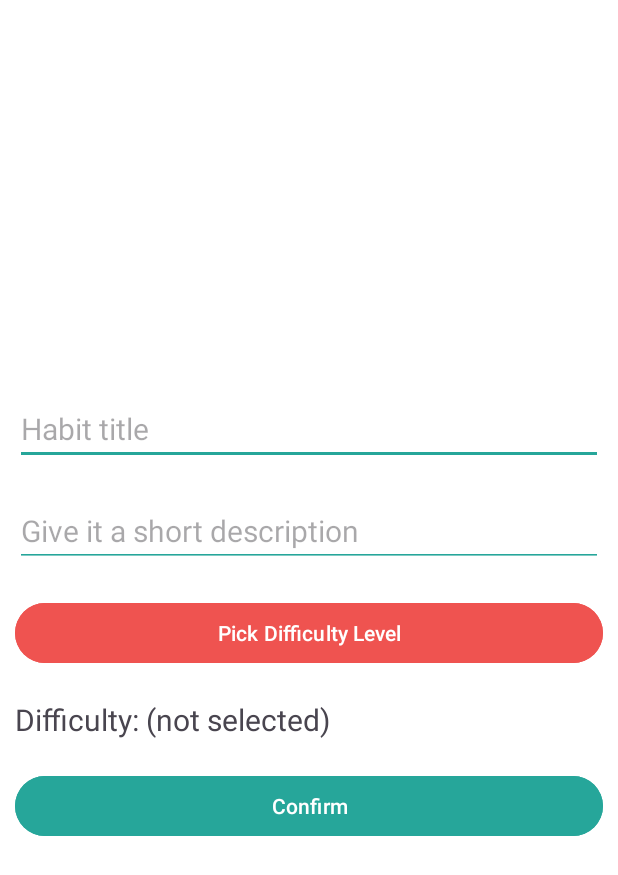
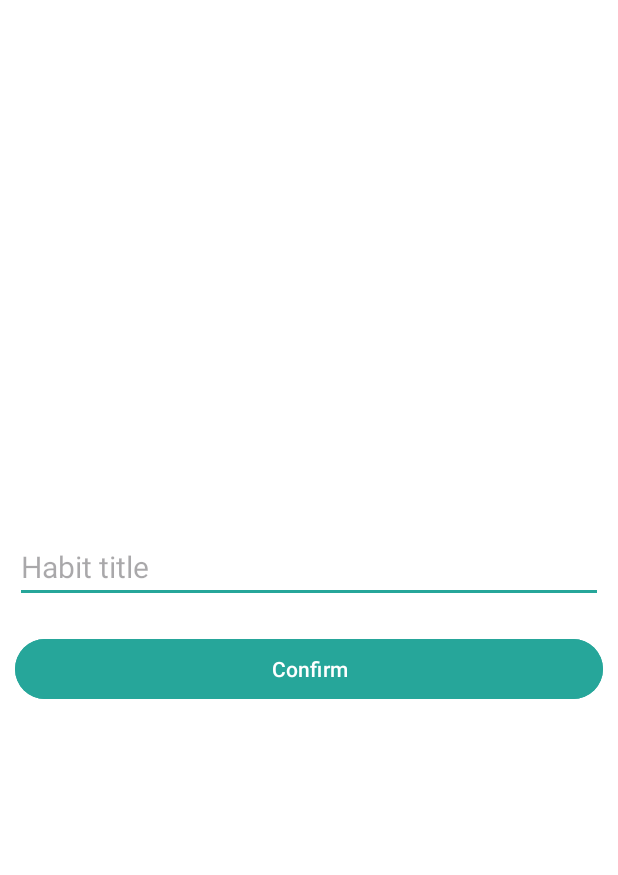
Before and after one commit to Kostaga/android-project, an Android app: the fragment CreateHabitItem shown on its own in the app's theme, after a tap on "Confirm", on a phone screen of 412 x 824 dp. Shown: the top 875 px of the screen. Run offline under Robolectric (Android 15) with nearby library versions, the light colour scheme and no system bars; 1 statement that could not run was skipped.

Commit message:
small layout changes

```diff
--- a/app/src/main/java/com/example/habit_app/MainActivity.java
+++ b/app/src/main/java/com/example/habit_app/MainActivity.java
@@ -20,7 +20,7 @@ import androidx.navigation.ui.NavigationUI;
 import com.example.habit_app.data.database.HabitDatabase;
 import com.example.habit_app.data.models.Character;
 import com.example.habit_app.logic.dao.CharacterDao;
-import com.example.habit_app.logic.repository.CharacterRepository;
+//import com.example.habit_app.logic.repository.CharacterRepository;
 import com.example.habit_app.logic.repository.HabitRepository;
 import com.google.android.material.bottomnavigation.BottomNavigationView;
 
--- a/app/src/main/java/com/example/habit_app/logic/dao/HabitDao.java
+++ b/app/src/main/java/com/example/habit_app/logic/dao/HabitDao.java
@@ -42,7 +42,6 @@ public class HabitDao extends SQLiteOpenHelper {
         SQLiteDatabase db = this.getWritableDatabase();
         ContentValues values = new ContentValues();
         values.put("habit_title", habit.getHabitTitle());
-        values.put("habit_description", habit.getHabitDescription());
         values.put("click_count", habit.getClickCount());  // Include clickCount
 
         db.insert(TABLE_NAME, null, values);
@@ -54,7 +53,6 @@ public class HabitDao extends SQLiteOpenHelper {
         SQLiteDatabase db = this.getWritableDatabase();
         ContentValues values = new ContentValues();
         values.put("habit_title", habit.getHabitTitle());
-        values.put("habit_description", habit.getHabitDescription());
         values.put("click_count", habit.getClickCount());  // Include clickCount
 
         db.update(TABLE_NAME, values, "id = ?", new String[]{String.valueOf(habit.getId())});
--- a/app/src/main/java/com/example/habit_app/ui/fragments/createhabit/CreateHabitItem.java
+++ b/app/src/main/java/com/example/habit_app/ui/fragments/createhabit/CreateHabitItem.java
@@ -19,7 +19,6 @@ import com.example.habit_app.ui.viewmodels.HabitViewModel;
 public class CreateHabitItem extends Fragment {
 
     private EditText etHabitTitle;
-    private EditText etHabitDescription;
 
     private HabitViewModel habitViewModel;
 
@@ -32,7 +31,6 @@ public class CreateHabitItem extends Fragment {
         super.onViewCreated(view, savedInstanceState);
 
         etHabitTitle = view.findViewById(R.id.et_habitTitle);
-        etHabitDescription = view.findViewById(R.id.et_habitDescription);
 
         habitViewModel = new ViewModelProvider(this).get(HabitViewModel.class);
 
@@ -46,12 +44,11 @@ public class CreateHabitItem extends Fragment {
 
     private void addHabitToDB() {
         String title = etHabitTitle.getText().toString();
-        String description = etHabitDescription.getText().toString();
 
         // Validate input
-        if (!title.isEmpty() && !description.isEmpty()) {
+        if (!title.isEmpty()) {
             // Create a new habit object with name and description only
-            Habit habit = new Habit(title, description,0);
+            Habit habit = new Habit(title,0);
 
             // Insert habit into the database using ViewModel
             habitViewModel.addHabit(habit);
--- a/app/src/main/res/layout/fragment_create_habit_item.xml
+++ b/app/src/main/res/layout/fragment_create_habit_item.xml
@@ -30,37 +30,6 @@
                 android:textColor="@android:color/black"
                 android:textSize="20sp" />
 
-            <EditText
-                android:id="@+id/et_habitDescription"
-                android:layout_width="match_parent"
-                android:layout_height="wrap_content"
-                android:layout_margin="10dp"
-                android:backgroundTint="#26A69A"
-                android:hint="Give it a short description"
-                android:inputType="textShortMessage"
-                android:textColor="@android:color/black"
-                android:textSize="20sp" />
-
-            <Button
-                android:id="@+id/btn_pickDate"
-                android:layout_width="match_parent"
-                android:layout_height="wrap_content"
-                android:layout_margin="10dp"
-                android:backgroundTint="#EF5350"
-                android:clickable="true"
-                android:focusable="true"
-                android:foreground="?android:attr/selectableItemBackground"
-                android:text="Pick Difficulty Level"
-                android:textColor="@android:color/white" />
-
-            <TextView
-                android:id="@+id/tv_dateSelected"
-                android:layout_width="match_parent"
-                android:layout_height="wrap_content"
-                android:layout_margin="10dp"
-                android:text="Difficulty: (not selected)"
-                android:textSize="20sp" />
-
 
             <Button
                 android:id="@+id/btn_confirm"
```
Also changed, not shown: app/src/main/java/com/example/habit_app/data/models/Habit.java (+3 -15 lines).
